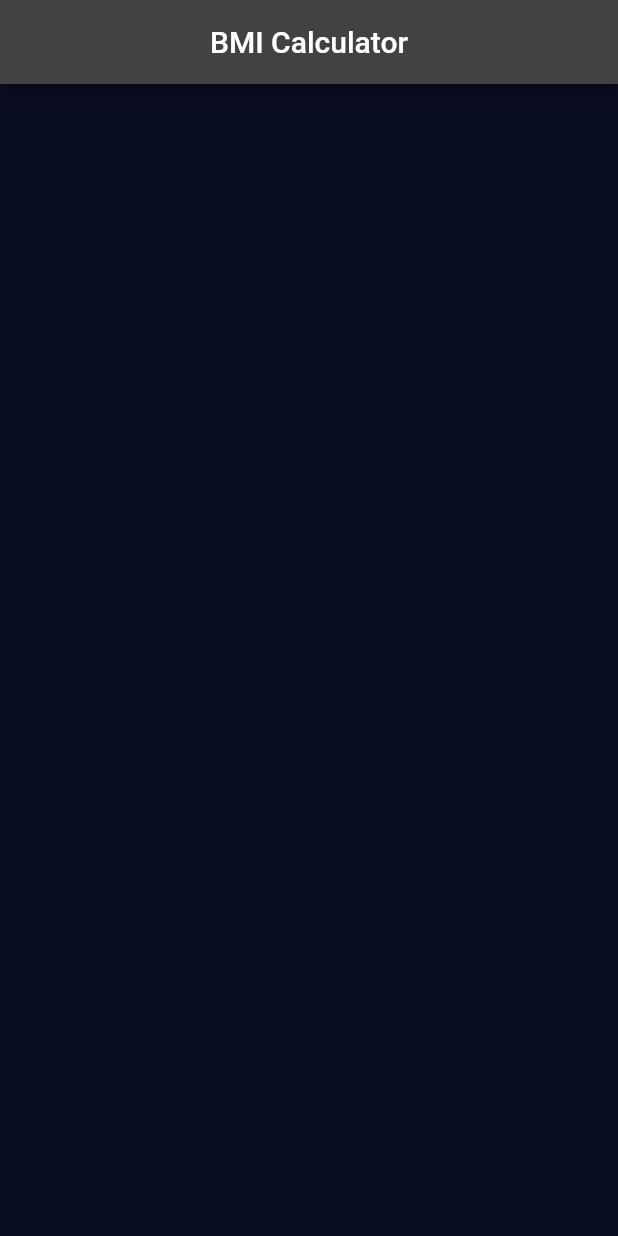
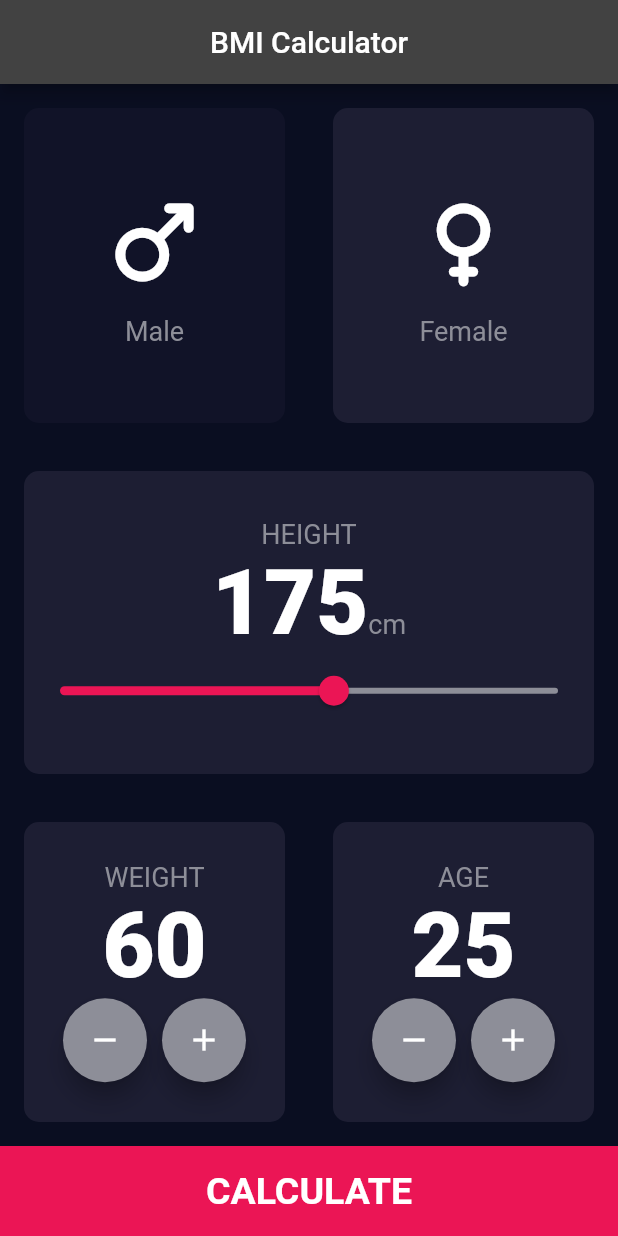
Before and after one commit to HeratUni-CS/bmi-calculator-Hamid313-coder, a Flutter app: the screen it shows after launch, on a phone screen of 412 x 824 dp. Run offline on Flutter 3.47's test engine with Material 2 defaults, Android fonts, the phone set to English and light mode, and no system bars.

```diff
--- /dev/null
+++ b/lib/constants/consts.dart
@@ -0,0 +1,9 @@
+import 'package:flutter/material.dart';
+
+const ActiveColor = Color(0xFF111328);
+const InActiveColor = Color(0xFF1D1E33);
+const MaleColor = Color(0xFF111328);
+const FemaleColor = Color(0xFF1D1E33);
+
+const TextStyleGlobal = TextStyle(fontSize: 18, color: Color(0xFF8D8E98));
+const TextStyleNumbers = TextStyle(fontSize: 60, fontWeight: FontWeight.w900);
--- a/lib/main.dart
+++ b/lib/main.dart
@@ -18,10 +18,10 @@ class MyApp extends StatelessWidget {
     return MaterialApp(
       debugShowCheckedModeBanner: false,
       theme: darkTheme(),
-      initialRoute: InputScreen.id,
+      initialRoute: InputScreen.routeName,
       routes: {
-        InputScreen.id: (context) => const InputScreen(),
-        ResultScreen.id: (context) => const ResultScreen(),
+        InputScreen.routeName: (context) => const InputScreen(),
+        ResultScreen.routeName: (context) => const ResultScreen(),
       },
     );
   }
--- a/lib/pages/input.dart
+++ b/lib/pages/input.dart
@@ -1,11 +1,17 @@
 import 'dart:math';
 
+import 'package:bmi_starting/constants/consts.dart';
+import 'package:bmi_starting/pages/result.dart';
+import 'package:bmi_starting/widgets/bottom_button.dart';
+import 'package:bmi_starting/widgets/select_gender.dart';
+import 'package:bmi_starting/widgets/set_height.dart';
+import 'package:bmi_starting/widgets/set_weight.dart';
 import 'package:flutter/material.dart';
 
 class InputScreen extends StatefulWidget {
   const InputScreen({Key? key}) : super(key: key);
 
-  static const id = '/input_screen';
+  static const routeName = '/input-screen';
 
   @override
   State<InputScreen> createState() => _InputScreenState();
@@ -14,7 +20,7 @@ class InputScreen extends StatefulWidget {
 enum Gender { male, female }
 
 class _InputScreenState extends State<InputScreen> {
-  Gender selectedGender = Gender.male;
+  Gender chosen = Gender.male;
   int height = 175;
   int weight = 60;
   int age = 25;
@@ -23,9 +29,93 @@ class _InputScreenState extends State<InputScreen> {
   Widget build(BuildContext context) {
     return Scaffold(
       appBar: AppBar(
+        centerTitle: true,
         title: const Text("BMI Calculator"),
-        centerTitle: true,
       ),
+      body: SafeArea(
+          child: Column(
+        children: [
+          Row(
+            children: [
+              Expanded(
+                flex: 1,
+                child: SelectGenderWidget(
+                  color: chosen == Gender.male ? ActiveColor : InActiveColor,
+                  icon: Icons.male_rounded,
+                  text: 'Male',
+                  onPress: () {
+                    setState(() {
+                      chosen = Gender.male;
+                    });
+                  },
+                ),
+              ),
+              Expanded(
+                flex: 1,
+                child: SelectGenderWidget(
+                  color: chosen == Gender.female ? ActiveColor : InActiveColor,
+                  icon: Icons.female_rounded,
+                  text: 'Female',
+                  onPress: () {
+                    setState(() {
+                      chosen = Gender.female;
+                    });
+                  },
+                ),
+              )
+            ],
+          ),
+          Expanded(
+            child: SetHeigthWidget(
+                height: height,
+                onChangeSlider: (newValue) {
+                  setState(() {
+                    height = newValue.round();
+                  });
+                }),
+          ),
+          Row(
+            children: [
+              Expanded(
+                  child: SetWeightWidget(
+                counter: weight,
+                text: 'WEIGHT',
+                onSubstract: () {
+                  setState(() {
+                    weight--;
+                  });
+                },
+                onAdd: () {
+                  setState(() {
+                    weight++;
+                  });
+                },
+              )),
+              Expanded(
+                  child: SetWeightWidget(
+                      counter: age,
+                      text: 'AGE',
+                      onAdd: () {
+                        setState(() {
+                          age++;
+                        });
+                      },
+                      onSubstract: () {
+                        setState(() {
+                          age--;
+                        });
+                      }))
+            ],
+          ),
+          BottomButtonWidget(
+              text: 'CALCULATE',
+              onTap: () {
+                double result = (weight / pow(height / 100, 2));
+                Navigator.pushNamed(context, ResultScreen.routeName,
+                    arguments: {'result': result});
+              }),
+        ],
+      )),
     );
   }
 }
```
Also changed, not shown: lib/constants/constants.dart (deleted, +0 -9 lines), lib/pages/result.dart (+72 -2 lines).
